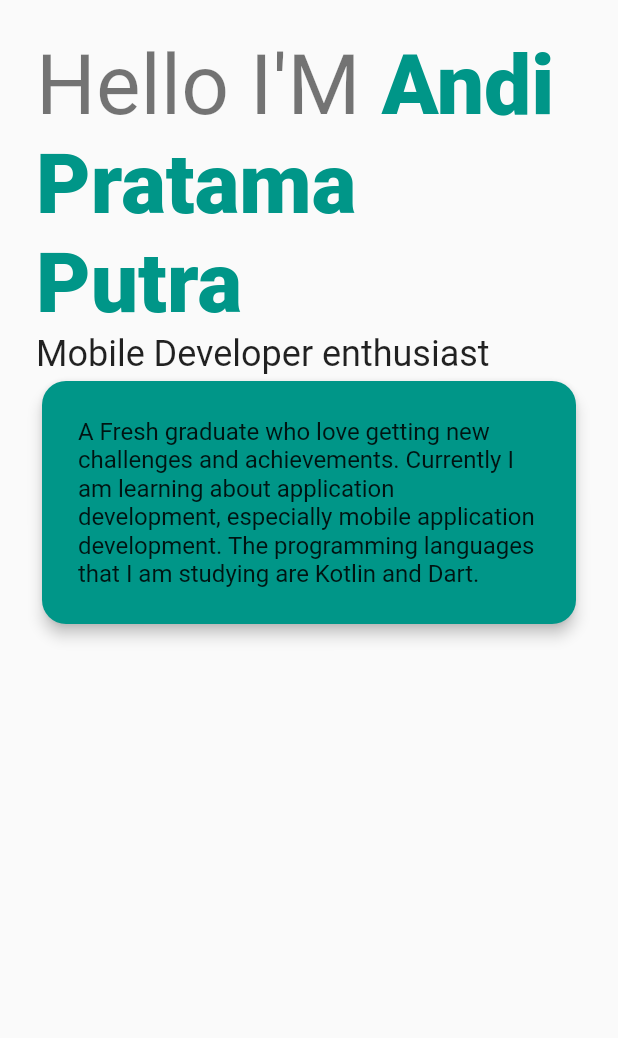
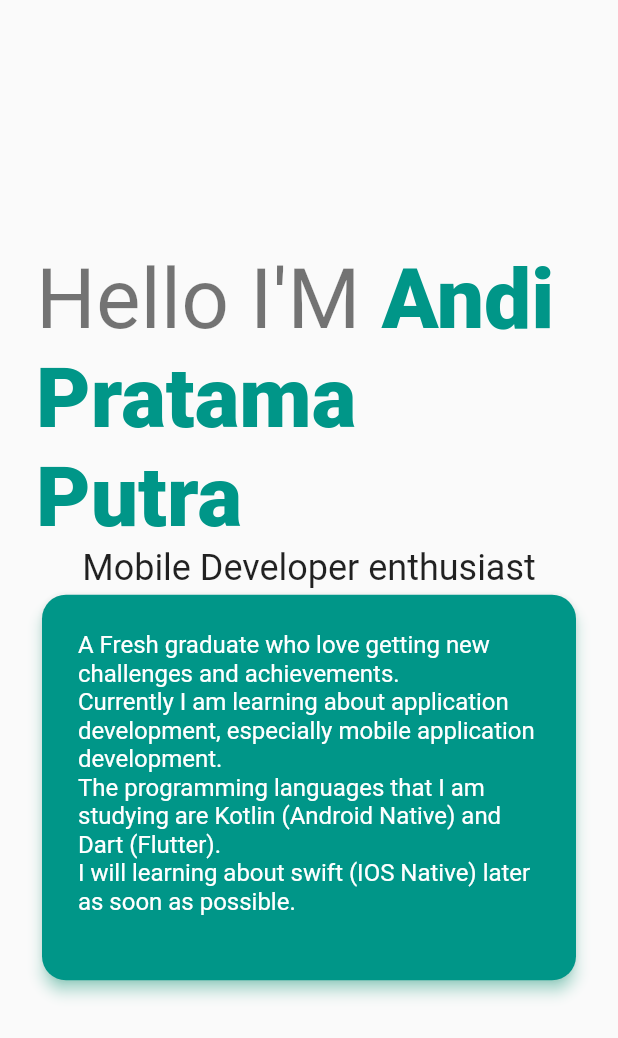
Before and after one commit to andipputra/web_portofolio_with_flutter_web, a Flutter app: the About widget shown alone on an empty page, opened directly, on a phone screen of 412 x 824 dp. Shown: the top 1038 px of the screen. Run offline on Flutter 3.47's test engine with Material 2 defaults, Android fonts, the phone set to English and light mode, and no system bars; our stand-ins replace bloc, equatable, flutter_bloc; network calls fail.

Commit message:
update sedikit

```diff
--- a/lib/main.dart
+++ b/lib/main.dart
@@ -25,9 +25,10 @@ class MyApp extends StatelessWidget {
             // Notice that the counter didn't reset back to zero; the application
             // is not restarted.
             primarySwatch: Colors.blue,
-        ),
+            shadowColor: Colors.tealAccent),
         home: BlocProvider(
-          create: (context) => ContentCubit()..changeType(selectedType: 'About'),
+          create: (context) =>
+              ContentCubit()..changeType(selectedType: 'About'),
           child: MainView(),
         ));
   }
--- a/lib/presentation/about/about.dart
+++ b/lib/presentation/about/about.dart
@@ -6,7 +6,8 @@ class About extends StatelessWidget {
     return Container(
       padding: EdgeInsets.all(24.0),
       child: Column(
-        crossAxisAlignment: CrossAxisAlignment.start,
+        mainAxisAlignment: MainAxisAlignment.center,
+        crossAxisAlignment: CrossAxisAlignment.center,
         children: [
           RichText(
             text: TextSpan(
@@ -26,13 +27,18 @@ class About extends StatelessWidget {
           Card(
             shape:
                 RoundedRectangleBorder(borderRadius: BorderRadius.circular(16)),
-                elevation: 4,
+            elevation: 4,
             color: Colors.teal,
             child: Container(
               padding: EdgeInsets.all(24),
               child: Text(
-                'A Fresh graduate who love getting new challenges and achievements. Currently I am learning about application development, especially mobile application development. The programming languages that I am studying are Kotlin and Dart.',
-                style: Theme.of(context).textTheme.subtitle1,
+                """
+A Fresh graduate who love getting new challenges and achievements.
+Currently I am learning about application development, especially mobile application development.
+The programming languages that I am studying are Kotlin (Android Native) and Dart (Flutter).
+I will learning about swift (IOS Native) later as soon as possible.
+                """,
+                style: TextStyle(color: Colors.white, fontSize: 16),
               ),
             ),
           )
```
Also changed, not shown: lib/presentation/sidebar/sidebar.dart (+8 -3 lines). Lines whose indentation alone changed are shown as unchanged.
